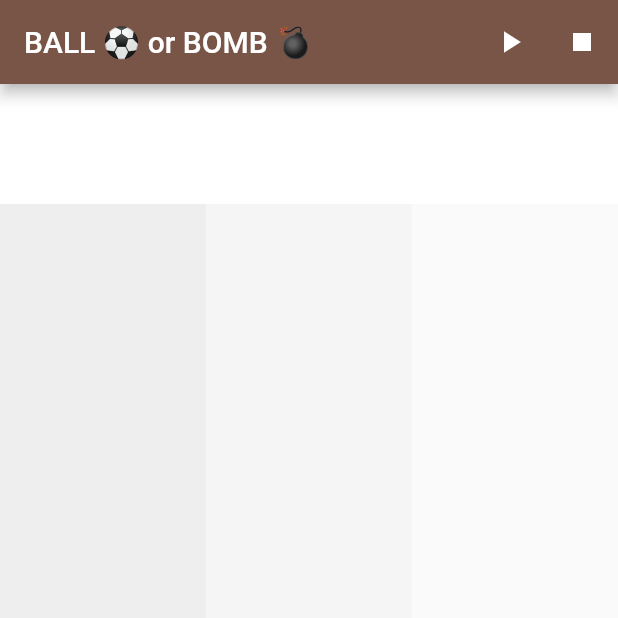
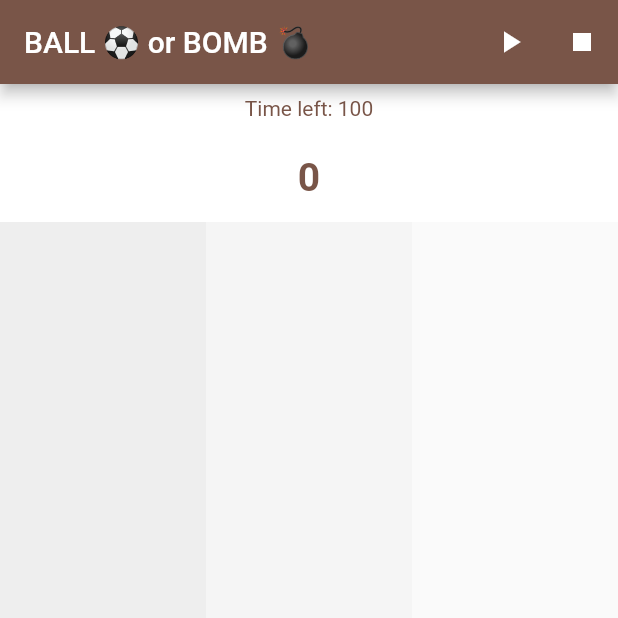
Before and after one commit to nickolaschong/flutter_ball_or_bomb, a Flutter app: the screen it shows after launch, on a phone screen of 412 x 824 dp, the top half of it. Run offline on Flutter 3.47's test engine with Material 2 defaults, Android fonts, the phone set to English and light mode, and no system bars; our stand-ins replace flutter_riverpod, freezed_annotation, riverpod, wakelock.

Commit message:
Added ScoreBoard

```diff
--- a/lib/ball_or_bomb.dart
+++ b/lib/ball_or_bomb.dart
@@ -1,16 +1,16 @@
 import 'package:flutter/material.dart';
 
 class BallOrBomb extends StatelessWidget {
-  final double size;
-  final VoidCallback onTap;
-  final Color color;
-
   const BallOrBomb({
     Key? key,
     required this.size,
     required this.color,
     required this.onTap,
   }) : super(key: key);
+
+  final double size;
+  final VoidCallback onTap;
+  final Color color;
 
   @override
   Widget build(BuildContext context) {
--- a/lib/game_page.dart
+++ b/lib/game_page.dart
@@ -1,6 +1,7 @@
 import 'package:flutter/material.dart';
 import 'package:flutter_ball_or_bomb/game_lane.dart';
 import 'package:flutter_ball_or_bomb/game_state.dart';
+import 'package:flutter_ball_or_bomb/score_board.dart';
 import 'package:flutter_riverpod/flutter_riverpod.dart';
 
 class GamePage extends StatelessWidget {
@@ -57,9 +58,19 @@ class GamePage extends StatelessWidget {
               ),
             ],
           ),
-          Container(
-            height: 80,
-            color: Colors.white,
+          Column(
+            children: [
+              Container(
+                color: Colors.white,
+                child: const Center(
+                  child: Padding(
+                    padding: EdgeInsets.all(8.0),
+                    child: Text('Time left: 100'),
+                  ),
+                ),
+              ),
+              const ScoreBoard(),
+            ],
           ),
         ],
       ),
--- a/lib/main.dart
+++ b/lib/main.dart
@@ -28,6 +28,9 @@ class MyApp extends StatelessWidget {
       debugShowCheckedModeBanner: false,
       theme: ThemeData(
         primarySwatch: Colors.brown,
+        textTheme: ThemeData().textTheme.apply(
+              bodyColor: Colors.brown,
+            ),
       ),
       home: const GamePage(),
     );
--- /dev/null
+++ b/lib/score_board.dart
@@ -0,0 +1,61 @@
+import 'package:flutter/material.dart';
+import 'package:flutter_ball_or_bomb/score_state.dart';
+import 'package:flutter_riverpod/flutter_riverpod.dart';
+
+class ScoreBoard extends StatefulWidget {
+  const ScoreBoard({Key? key}) : super(key: key);
+
+  @override
+  _ScoreBoardState createState() => _ScoreBoardState();
+}
+
+class _ScoreBoardState extends State<ScoreBoard> {
+  bool _isAnimateScoreText = false;
+  late final TextStyle defaultTextStyle, scaleTextStyle;
+
+  @override
+  void initState() {
+    defaultTextStyle = const TextStyle(
+      fontSize: 26,
+      color: Colors.brown,
+      fontWeight: FontWeight.bold,
+    );
+    scaleTextStyle = defaultTextStyle.copyWith(fontSize: 50);
+    super.initState();
+  }
+
+  @override
+  Widget build(BuildContext context) {
+    return ProviderListener<int>(
+      provider: scoreStateProvider,
+      onChange: (context, state) {
+        setState(() {
+          _isAnimateScoreText = state != 0 ? true : false;
+        });
+      },
+      child: Consumer(
+        builder: (context, watch, child) {
+          final scoreState = watch(scoreStateProvider);
+
+          return Container(
+            color: Colors.white,
+            height: 60,
+            child: Center(
+              child: AnimatedDefaultTextStyle(
+                child: Text('$scoreState'),
+                style: _isAnimateScoreText ? scaleTextStyle : defaultTextStyle,
+                duration: const Duration(milliseconds: 200),
+                curve: Curves.bounceInOut,
+                onEnd: () {
+                  setState(() {
+                    _isAnimateScoreText = false;
+                  });
+                },
+              ),
+            ),
+          );
+        },
+      ),
+    );
+  }
+}
```
Also changed, not shown: 3 other files.
